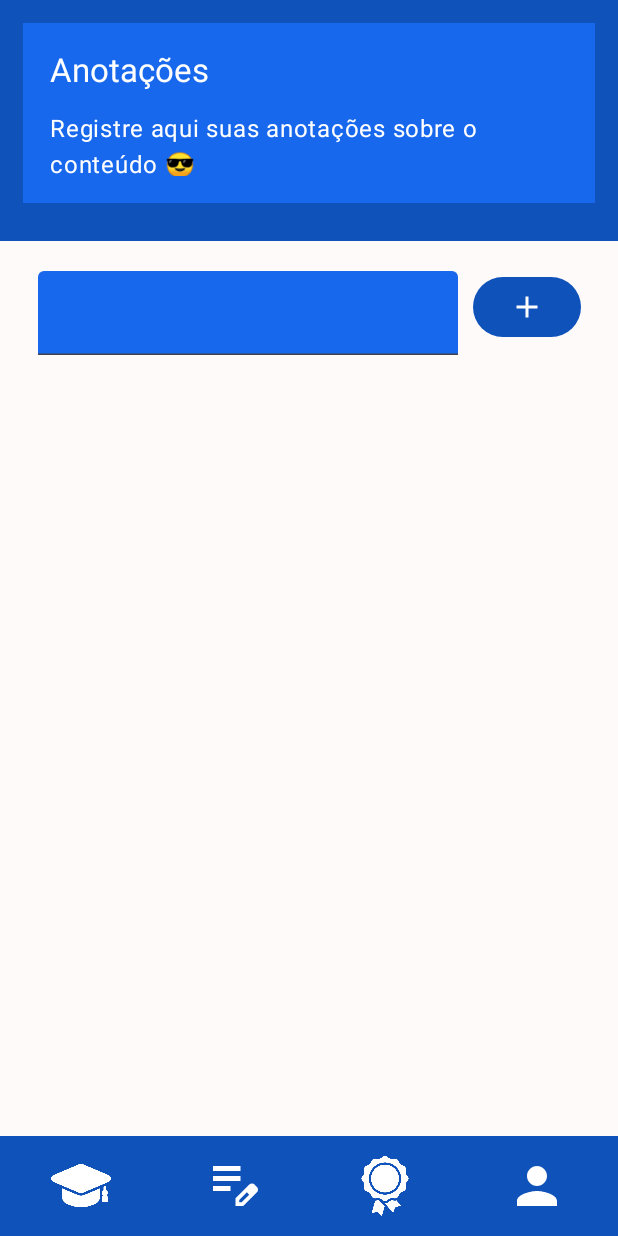
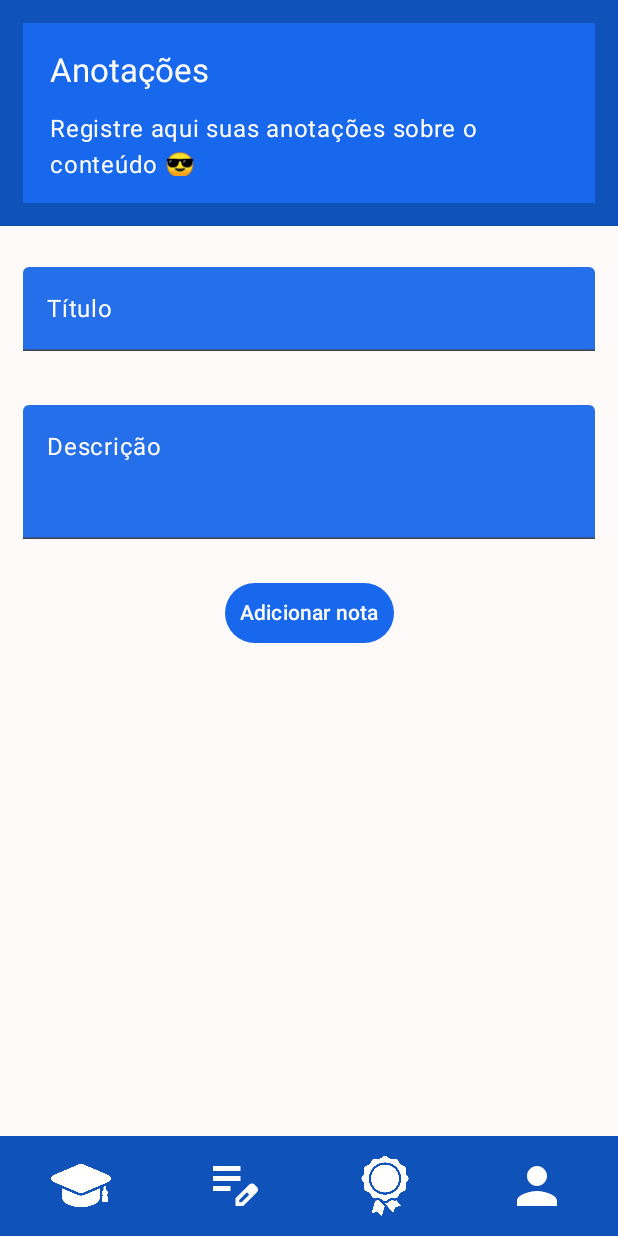
Before and after one commit to phellipe1cunico/MimoApp_2pontos, an Android app built with Jetpack Compose: the screen it shows after launch (MainActivity), after a tap on "Perfil", on a phone screen of 412 x 824 dp. Run offline under Robolectric (Android 15) with nearby library versions, the phone set to English and light mode, and no system bars; our stand-ins replace Room's generated code.

Commit message:
tela anotacoes

```diff
--- a/app/src/main/AndroidManifest.xml
+++ b/app/src/main/AndroidManifest.xml
@@ -11,6 +11,11 @@
         android:roundIcon="@mipmap/ic_launcher_round"
         android:supportsRtl="true"
         android:theme="@style/Theme.MimoApp">
+        <activity
+            android:name=".TelaNotas"
+            android:exported="false"
+            android:label="@string/title_activity_tela_notas"
+            android:theme="@style/Theme.MimoApp" />
         <activity
             android:name=".Perfil"
             android:exported="false"
--- a/app/src/main/java/com/example/mimoapp/Anotacoes.kt
+++ b/app/src/main/java/com/example/mimoapp/Anotacoes.kt
@@ -4,14 +4,20 @@ import android.os.Bundle
 import androidx.activity.ComponentActivity
 import androidx.activity.compose.setContent
 import androidx.activity.enableEdgeToEdge
+import androidx.compose.foundation.layout.Arrangement
+import androidx.compose.foundation.layout.Box
 import androidx.compose.foundation.layout.Column
+import androidx.compose.foundation.layout.PaddingValues
 import androidx.compose.foundation.layout.Row
 import androidx.compose.foundation.layout.Spacer
 import androidx.compose.foundation.layout.fillMaxSize
 import androidx.compose.foundation.layout.fillMaxWidth
 import androidx.compose.foundation.layout.height
 import androidx.compose.foundation.layout.padding
+import androidx.compose.foundation.layout.size
 import androidx.compose.foundation.layout.width
+import androidx.compose.foundation.selection.selectableGroup
+import androidx.compose.foundation.shape.CircleShape
 import androidx.compose.material.icons.Icons
 import androidx.compose.material.icons.filled.Add
 import androidx.compose.material3.Button
@@ -24,6 +30,7 @@ import androidx.compose.material3.Text
 import androidx.compose.material3.TextField
 import androidx.compose.material3.TextFieldDefaults
 import androidx.compose.runtime.Composable
+import androidx.compose.runtime.LaunchedEffect
 import androidx.compose.runtime.getValue
 import androidx.compose.runtime.mutableStateOf
 import androidx.compose.runtime.remember
@@ -31,6 +38,8 @@ import androidx.compose.runtime.setValue
 import androidx.compose.ui.Alignment
 import androidx.compose.ui.Modifier
 import androidx.compose.ui.graphics.Color
+import androidx.compose.ui.layout.ModifierLocalBeyondBoundsLayout
+import androidx.compose.ui.platform.LocalContext
 import androidx.compose.ui.tooling.preview.Preview
 import androidx.compose.ui.unit.dp
 import androidx.navigation.NavController
@@ -50,34 +59,33 @@ class Anotacoes : ComponentActivity() {
 
 @Composable
 fun TelaAnotacoes(navController: NavController) {
+
     Scaffold { innerPadding ->
-
-            var anotacoes = remember {
-                mutableListOf("")
-
-            }
 
                 Surface(
                     color = Color(255, 250, 250),
-                modifier = Modifier.fillMaxSize().padding(innerPadding)
+                    modifier = Modifier
+                        .fillMaxSize()
+                        .padding(innerPadding)
                 ) {
                     Column(
                         horizontalAlignment = Alignment.CenterHorizontally
                     ) {
                         Surface(
                             color = Color(15, 82, 186)
-                    ){
+                        ) {
                             Column(
                                 horizontalAlignment = Alignment.CenterHorizontally,
                                 modifier = Modifier.padding(15.dp)
                             ) {
                                 CabecalhoNotas()
-                            Spacer(modifier = Modifier.height(10.dp))
 
                             }
                         }
 
-                    FormNotas()
+                        Spacer(modifier = Modifier.height(12.dp))
+                        FormularioNotas()
+
                         Spacer(modifier = Modifier.weight(1f))
                         Rodape(navController = navController)
                     }
@@ -86,49 +94,6 @@ fun TelaAnotacoes(navController: NavController) {
         }
 
 
-@Composable
-fun FormNotas(){
-
-    var notaInput by remember {
-        mutableStateOf("")
-    }
-
-    Row(
-        modifier = Modifier.padding(vertical = 20.dp)
-    ) {
-        TextField(
-            value = notaInput,
-            onValueChange = { notaInput = it},
-            colors = TextFieldDefaults.colors(
-                focusedContainerColor = Color(15, 82, 186),
-                unfocusedContainerColor = Color(24, 104, 238, 255),
-                focusedTextColor = Color.White,
-                unfocusedTextColor = Color.White
-            )
-        )
-
-        Spacer(modifier = Modifier.width(10.dp))
-
-        Button(
-            colors = ButtonDefaults.buttonColors(
-                containerColor = Color (15,82,186),
-                contentColor = Color.White
-            ),
-            onClick = {
-
-            }
-
-        ){
-            Icon(
-                imageVector = Icons.Default.Add,
-                contentDescription = "Icone Add",
-            )
-
-        }
-    }
-}
-
-//@Preview
 @Composable
 fun CabecalhoNotas(){
     Surface(
@@ -165,3 +130,108 @@ fun CabecalhoNotas(){
         }
     }
 }
+
+@Composable
+fun FormularioNotas() {
+
+    var titulo by remember { mutableStateOf("") }
+    var descricao by remember { mutableStateOf("") }
+    var notas by remember { mutableStateOf<List<NotasEntity>>(emptyList())}
+
+    val contex = LocalContext.current
+    val db = AppDatabase.getDatabase(contex)
+    val notasDao = db.notasDAO()
+
+    LaunchedEffect(Unit) {
+        notas = buscarNotas(notasDao)
+    }
+
+    Column(
+    ) {
+        TextField(
+            value = titulo,
+            onValueChange = { titulo = it },
+            label = {
+                Text(
+                    "Título",
+                    color = Color.White
+                )
+            },
+            placeholder = { Text("Título da Nota") },
+            modifier = Modifier.fillMaxWidth().padding(15.dp),
+            singleLine = true,
+            colors = TextFieldDefaults.colors(
+                focusedTextColor = Color.White,
+                unfocusedTextColor = Color.White,
+
+                focusedLabelColor = Color.White,
+                focusedPlaceholderColor = Color.White,
+
+                unfocusedContainerColor = Color(37, 111, 234, 255),
+                focusedContainerColor = Color(43, 114, 231, 255)
+            )
+        )
+
+        Spacer(modifier = Modifier.height(5.dp))
+
+        TextField(
+            value = descricao,
+            onValueChange = { descricao = it},
+            label = {
+                Text(
+                    "Descrição",
+                    color = Color.White
+                )
+            },
+
+            placeholder = { Text("Digite os detalhes da sua nota aqui") },
+
+            modifier = Modifier
+                .fillMaxWidth()
+                .height(120.dp)
+                .padding(15.dp),
+
+            colors = TextFieldDefaults.colors(
+                focusedTextColor = Color.White,
+                unfocusedTextColor = Color.White,
+
+                focusedLabelColor = Color.White,
+                focusedPlaceholderColor = Color.White,
+
+                unfocusedContainerColor = Color(37, 111, 234, 255),
+                focusedContainerColor = Color(43, 114, 231, 255)
+            )
+        )
+
+        Spacer(modifier = Modifier.height(10.dp))
+
+        Row(
+            modifier = Modifier.fillMaxWidth(),
+            horizontalArrangement = Arrangement.Center
+        ){
+            Button(
+                onClick = {
+
+
+                },
+                contentPadding = PaddingValues(10.dp),
+                shape = CircleShape,
+                colors = ButtonDefaults.buttonColors(
+                    containerColor = Color(24, 104, 238),
+                    contentColor = Color.White
+                )
+            ) {
+                Text(
+                    "Adicionar nota"
+                )
+            }
+        }
+    }
+
+}
+
+@Composable
+fun BotaoNota(){
+
+
+}
--- a/app/src/main/java/com/example/mimoapp/AppDatabase.kt
+++ b/app/src/main/java/com/example/mimoapp/AppDatabase.kt
@@ -5,13 +5,12 @@ import androidx.room.Database
 import androidx.room.Room
 import androidx.room.RoomDatabase
 
-@Database(entities = [Notas::class], version = 1)
+@Database(entities = [NotasEntity::class], version = 1)
 abstract class AppDatabase : RoomDatabase() {
 
     abstract fun notasDAO(): NotasDAO
 
     companion object {
-
         @Volatile
         private var INSTANCE: AppDatabase? = null
 
--- a/app/src/main/java/com/example/mimoapp/MainActivity.kt
+++ b/app/src/main/java/com/example/mimoapp/MainActivity.kt
@@ -25,7 +25,6 @@ class MainActivity : ComponentActivity() {
                     composable("perfil") {TelaPerfil(navController)}
                     composable("exercicio") {TelaExercicio(navController)}
                 }
-
             }
         }
     }
--- a/app/src/main/java/com/example/mimoapp/NotasDAO.kt
+++ b/app/src/main/java/com/example/mimoapp/NotasDAO.kt
@@ -1,15 +1,24 @@
 package com.example.mimoapp
 
 import androidx.room.Dao
+import androidx.room.Delete
 import androidx.room.Insert
 import androidx.room.Query
+import androidx.room.Update
 
 @Dao
 interface NotasDAO{
 
     @Insert
-    fun add(notas: Notas)
+    suspend fun save(notas: NotasEntity)
+    //nome da tabela: data class
 
     @Query("SELECT * FROM notas")
-    fun buscarNotas() : List<Notas>
+    suspend fun buscarNotas() : List<NotasEntity>
+                                //data class
+    @Delete
+    suspend fun delete(notas: NotasEntity)
+
+    @Update
+    suspend fun update(notas: NotasEntity)
 }
--- a/app/src/main/java/com/example/mimoapp/NotasEntity.kt
+++ b/app/src/main/java/com/example/mimoapp/NotasEntity.kt
@@ -5,13 +5,11 @@ import androidx.room.PrimaryKey
 
 
 @Entity(tableName = "notas")
-data class Notas(
 
+data class NotasEntity(
 
     @PrimaryKey(autoGenerate = true)
     val id: Int = 0,
-
-
     val titulo: String,
     val descricao: String,
     )
--- /dev/null
+++ b/app/src/main/java/com/example/mimoapp/OperacoesBanco.kt
@@ -0,0 +1,36 @@
+package com.example.mimoapp
+
+import android.util.Log
+
+suspend fun buscarNotas(notasDao: NotasDAO): List<NotasEntity> {
+    return try {
+        notasDao.buscarNotas()
+    } catch (e: Exception) {
+        Log.e("Erro ao buscar notas", "${e.message}")
+        emptyList()
+    }
+}
+
+suspend fun add(titulo: String, descricao: String, notasDao: NotasDAO) {
+    try {
+        notasDao.save(NotasEntity(titulo = titulo, descricao = descricao))
+    } catch (e: Exception) {
+        Log.e("Erro ao adicionar", "Msg: ${e.message}")
+    }
+}
+
+suspend fun deletar(notas: NotasEntity, notasDao: NotasDAO) {
+    try {
+        notasDao.delete(notas)
+    } catch (e: Exception) {
+        Log.e("Erro ao deletar", "Msg: ${e.message}")
+    }
+}
+
+suspend fun update(notas: NotasEntity, notasDao: NotasDAO) {
+    try {
+        notasDao.update(notas)
+    } catch (e: Exception) {
+        Log.e("Erro ao dar update", "Msg: ${e.message}")
+    }
+}
--- a/app/src/main/res/values/strings.xml
+++ b/app/src/main/res/values/strings.xml
@@ -6,4 +6,5 @@
     <string name="title_activity_leaderboard">Leaderboard</string>
     <string name="title_activity_perfil">Perfil</string>
     <string name="title_activity_exercicio">Exercicio</string>
+    <string name="title_activity_tela_notas">TelaNotas</string>
 </resources>
```
Lines whose indentation alone changed are shown as unchanged.
